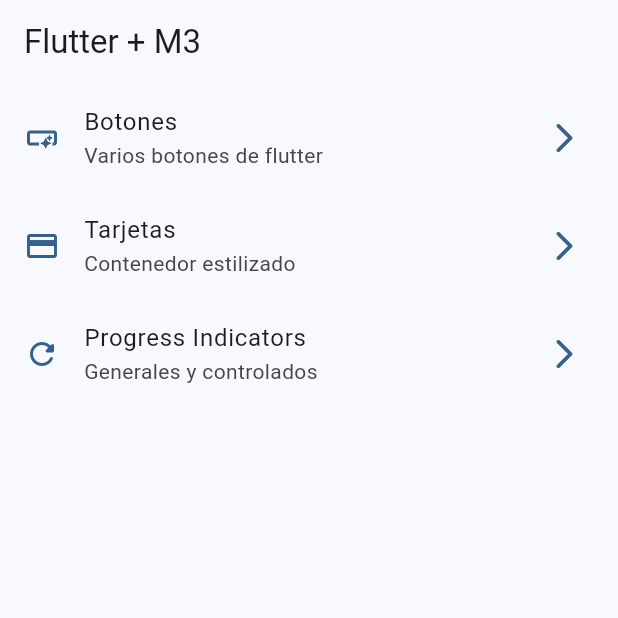
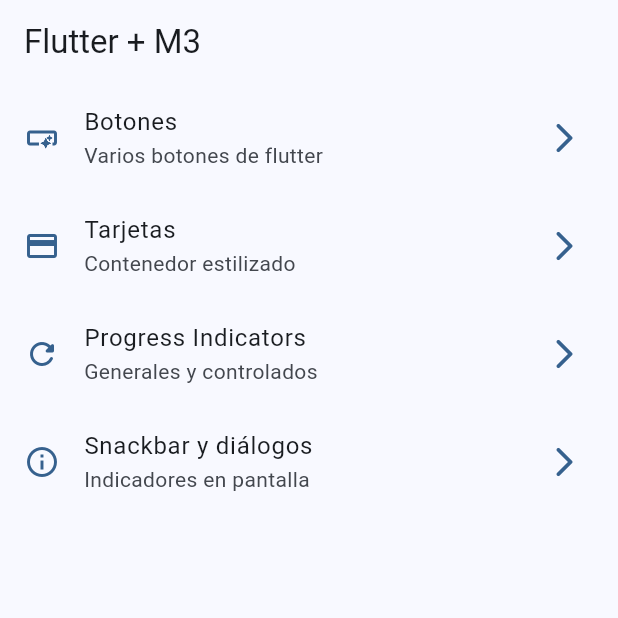
Before and after one commit to brayanramosc/widgets_app, a Flutter app: the screen it shows after launch, on a phone screen of 412 x 824 dp, the top half of it. Run offline on Flutter 3.47's test engine with Material 3 defaults, Android fonts, the phone set to English and light mode, and no system bars; our stand-ins replace go_router.

Commit message:
feat: finish snackbar and dialog screen

```diff
--- a/lib/config/menu/menu_items.dart
+++ b/lib/config/menu/menu_items.dart
@@ -35,4 +35,11 @@ const appMenuItems = <MenuItem>[
     url: '/progress',
     icon: Icons.refresh_rounded,
   ),
+
+  MenuItem(
+    title: 'Snackbar y diálogos',
+    subtitle: 'Indicadores en pantalla',
+    url: '/snackbars',
+    icon: Icons.info_outline,
+  ),
 ];
--- a/lib/config/router/app_router.dart
+++ b/lib/config/router/app_router.dart
@@ -18,4 +18,8 @@ final appRouter = GoRouter(initialLocation: '/', routes: [
       path: '/progress',
       name: ProgressScreen.name,
       builder: (context, state) => const ProgressScreen()),
+  GoRoute(
+      path: '/snackbars',
+      name: SnackbarScreen.name,
+      builder: (context, state) => const SnackbarScreen()),
 ]);
```
Also changed, not shown: lib/presentation/screens/snackbar/snackbar_screen.dart (+60 -1 lines).
